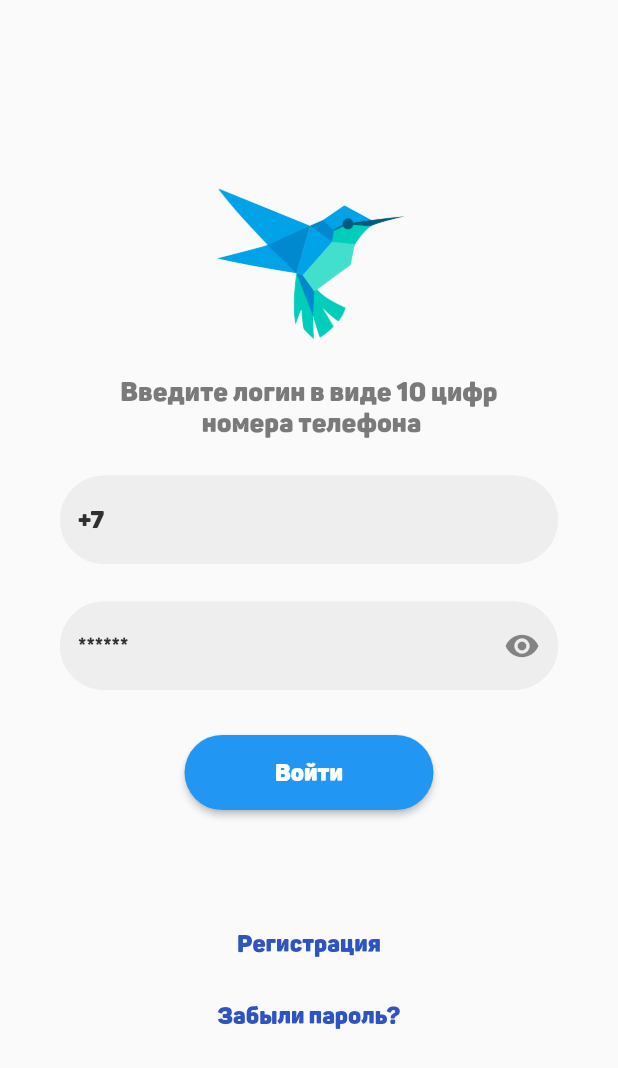
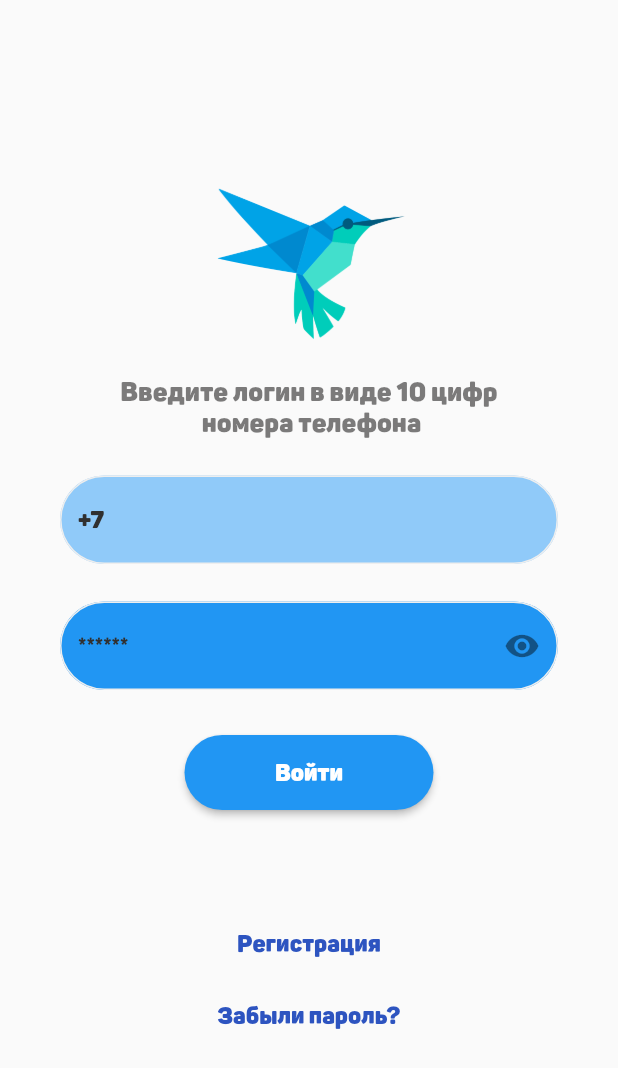
Before and after one commit to MFaradei/pizza_calc, a Flutter app: the screen it shows after launch, on a phone screen of 412 x 824 dp. Shown: the top 1068 px of the screen. Run offline on Flutter 3.47's test engine with Material 2 defaults, Android fonts, the phone set to English and light mode, and no system bars; our stand-ins replace fluttertoast, google_fonts, syncfusion_flutter_sliders, toggle_switch.

Commit message:
add Theme

```diff
--- a/lib/boot_first/firstboot.dart
+++ b/lib/boot_first/firstboot.dart
@@ -1,4 +1,4 @@
-import 'package:flutter/material.dart';
+/* import 'package:flutter/material.dart';
 import 'package:untitled/loginpage.dart';
 
 class Fist_boot extends StatefulWidget {
@@ -45,3 +45,4 @@ class _Fist_bootState extends State<Fist_boot> with TickerProviderStateMixin {
     );
   }
 }
+ */
--- a/lib/choice_pizza.dart
+++ b/lib/choice_pizza.dart
@@ -21,8 +21,8 @@ class ChoicaPizza extends StatefulWidget {
 class _ChoicaPizzaState extends State<ChoicaPizza> {
   @override
   Widget build(BuildContext context) {
-    return MaterialApp(
-        home: MultiProvider(
+    return Scaffold(
+        body: MultiProvider(
       providers: [ChangeNotifierProvider<PizzaPice>.value(value: PizzaPice())],
       child: Scaffold(
         body: Stack(children: [
--- a/lib/loginpage.dart
+++ b/lib/loginpage.dart
@@ -3,8 +3,6 @@ import 'package:flutter/material.dart';
 import 'package:untitled/choice_pizza.dart';
 import 'package:untitled/registerpage.dart';
 import 'package:untitled/style/text_style.dart';
-
-GlobalKey globalKey = GlobalKey();
 
 class Login_page extends StatefulWidget {
   const Login_page({Key? key}) : super(key: key);
@@ -20,7 +18,6 @@ class _Login_pageState extends State<Login_page> {
   Widget build(BuildContext context) {
     return MaterialApp(
       home: Scaffold(
-        key: globalKey,
         body: Form(
           child: ListView(
             padding: EdgeInsets.all(40.0),
@@ -49,7 +46,7 @@ class _Login_pageState extends State<Login_page> {
               TextFormField(
                 decoration: InputDecoration(
                   filled: true,
-                  fillColor: Colors.grey.shade200,
+                  fillColor: Theme.of(context).colorScheme.secondary,
                   hintStyle: AppTextStyle.prompt,
                   hintText: '+7',
                   enabledBorder: OutlineInputBorder(
@@ -70,7 +67,7 @@ class _Login_pageState extends State<Login_page> {
                 obscureText: _hidePass,
                 decoration: InputDecoration(
                   filled: true,
-                  fillColor: Colors.grey.shade200,
+                  fillColor: Theme.of(context).colorScheme.primary,
                   hintStyle: AppTextStyle.prompt,
                   hintText: '******',
                   suffixIcon: IconButton(
--- a/lib/main.dart
+++ b/lib/main.dart
@@ -1,8 +1,6 @@
 import 'package:flutter/material.dart';
-//import 'package:untitled/registerpage.dart';
+import 'package:untitled/style/themedatascrin.dart';
 
-import 'boot_first/firstboot.dart';
-import 'choice_pizza.dart';
 import 'loginpage.dart';
 
 void main() {
@@ -16,8 +14,8 @@ class MyApp extends StatelessWidget {
   @override
   Widget build(BuildContext context) {
     return MaterialApp(
-        home: Scaffold(
-            body: // Login_page()
-                Fist_boot()));
+        theme: ThemeDataScreen().newMethodd(),
+        home: // Login_page()
+            Login_page());
   }
 }
--- a/lib/registerpage.dart
+++ b/lib/registerpage.dart
@@ -13,8 +13,7 @@ class _Register_pageState extends State<Register_page> {
 
   @override
   Widget build(BuildContext context) {
-    return MaterialApp(
-      home: Scaffold(
+    return Scaffold(
       body: Form(
         child: SingleChildScrollView(
           child: Padding(
@@ -178,7 +177,6 @@ class _Register_pageState extends State<Register_page> {
           ),
         ),
       ),
-      ),
     );
   }
 }
--- /dev/null
+++ b/lib/style/themedatascrin.dart
@@ -0,0 +1,20 @@
+import 'package:flutter/material.dart';
+
+class ThemeDataScreen {
+  ThemeData newMethodd() {
+    return ThemeData(
+        textTheme: const TextTheme(
+          headline1: TextStyle(fontSize: 72.0, fontWeight: FontWeight.bold),
+          headline6: TextStyle(fontSize: 36.0, fontStyle: FontStyle.italic),
+          bodyText2: TextStyle(
+            fontSize: 14.0,
+          ),
+        ),
+        fontFamily: 'Georgia',
+        colorScheme: ColorScheme.fromSwatch(
+          brightness: Brightness.light,
+          backgroundColor: Colors.indigo,
+          primaryColorDark: Colors.orange,
+        ).copyWith(secondary: Colors.blue[200]));
+  }
+}
```
Lines whose indentation alone changed are shown as unchanged.
